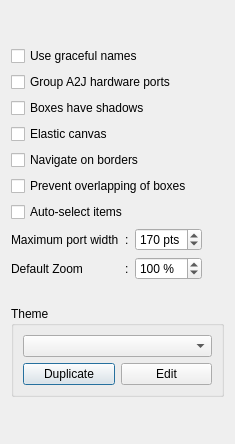
First picture: the form in resources/ui/canvas_options.ui, repository Houston4444/HoustonPatchbay, before the edit.
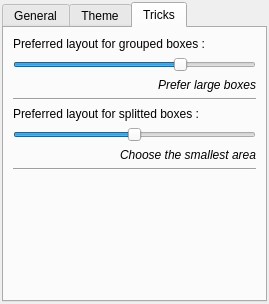
Second picture: the form after the edit. Icons and pictures are not drawn.

Commit message: prepare new option for box auto layout

Patch:
```diff
--- a/resources/ui/canvas_options.ui
+++ b/resources/ui/canvas_options.ui
@@ -6,29 +6,41 @@
    <rect>
     <x>0</x>
     <y>0</y>
-    <width>235</width>
-    <height>444</height>
+    <width>269</width>
+    <height>304</height>
    </rect>
   </property>
   <property name="windowTitle">
    <string>Canvas Options</string>
   </property>
   <layout class="QVBoxLayout" name="verticalLayout_2">
+   <property name="leftMargin">
+    <number>2</number>
+   </property>
+   <property name="topMargin">
+    <number>2</number>
+   </property>
+   <property name="rightMargin">
+    <number>2</number>
+   </property>
+   <property name="bottomMargin">
+    <number>2</number>
+   </property>
    <item>
     <layout class="QVBoxLayout" name="verticalLayout">
+     <property name="spacing">
+      <number>0</number>
+     </property>
      <item>
-      <spacer name="verticalSpacer_2">
-       <property name="orientation">
-        <enum>Qt::Vertical</enum>
+      <widget class="QTabWidget" name="tabWidget">
+       <property name="currentIndex">
+        <number>2</number>
        </property>
-       <property name="sizeHint" stdset="0">
-        <size>
-         <width>20</width>
-         <height>40</height>
-        </size>
-       </property>
-      </spacer>
-     </item>
+       <widget class="QWidget" name="General">
+        <attribute name="title">
+         <string>General</string>
+        </attribute>
+        <layout class="QVBoxLayout" name="verticalLayout_4">
      <item>
       <widget class="QCheckBox" name="checkBoxGracefulNames">
        <property name="toolTip">
@@ -42,14 +54,14 @@
      <item>
       <widget class="QCheckBox" name="checkBoxA2J">
        <property name="text">
-        <string>Group A2J hardware ports</string>
+            <string>Group MIDI hardware ports</string>
        </property>
       </widget>
      </item>
      <item>
-      <widget class="QCheckBox" name="checkBoxShadows">
-       <property name="text">
-        <string>Boxes have shadows</string>
+          <widget class="Line" name="line">
+           <property name="orientation">
+            <enum>Qt::Horizontal</enum>
        </property>
       </widget>
      </item>
@@ -180,28 +192,25 @@
       </layout>
      </item>
      <item>
-      <layout class="QHBoxLayout" name="horizontalLayout_2">
-       <item>
-        <spacer name="horizontalSpacer">
+          <spacer name="verticalSpacer">
          <property name="orientation">
-          <enum>Qt::Horizontal</enum>
+            <enum>Qt::Vertical</enum>
          </property>
          <property name="sizeHint" stdset="0">
           <size>
-           <width>40</width>
-           <height>20</height>
+             <width>20</width>
+             <height>40</height>
           </size>
          </property>
         </spacer>
        </item>
       </layout>
-     </item>
-     <item>
-      <widget class="QGroupBox" name="groupBox">
-       <property name="title">
+       </widget>
+       <widget class="QWidget" name="Theme">
+        <attribute name="title">
         <string>Theme</string>
-       </property>
-       <layout class="QVBoxLayout" name="verticalLayout_3">
+        </attribute>
+        <layout class="QVBoxLayout" name="verticalLayout_5">
         <item>
          <widget class="QComboBox" name="comboBoxTheme"/>
         </item>
@@ -234,12 +243,120 @@
           </item>
          </layout>
         </item>
-       </layout>
-      </widget>
+         <item>
+          <widget class="QCheckBox" name="checkBoxShadows">
+           <property name="text">
+            <string>Boxes have shadows</string>
+           </property>
+          </widget>
+         </item>
+         <item>
+          <spacer name="verticalSpacer_3">
+           <property name="orientation">
+            <enum>Qt::Vertical</enum>
+           </property>
+           <property name="sizeHint" stdset="0">
+            <size>
+             <width>20</width>
+             <height>40</height>
+            </size>
+           </property>
+          </spacer>
+         </item>
+        </layout>
+       </widget>
+       <widget class="QWidget" name="Tricks">
+        <attribute name="title">
+         <string>Tricks</string>
+        </attribute>
+        <layout class="QVBoxLayout" name="verticalLayout_3">
+         <item>
+          <widget class="QLabel" name="label_5">
+           <property name="text">
+            <string>Preferred layout for grouped boxes :</string>
+           </property>
+          </widget>
      </item>
      <item>
-      <spacer name="verticalSpacer">
+          <widget class="QSlider" name="sliderLayoutGrouped">
+           <property name="maximum">
+            <number>10</number>
+           </property>
+           <property name="value">
+            <number>7</number>
+           </property>
        <property name="orientation">
+            <enum>Qt::Horizontal</enum>
+           </property>
+          </widget>
+         </item>
+         <item>
+          <widget class="QLabel" name="label_7">
+           <property name="font">
+            <font>
+             <italic>true</italic>
+            </font>
+           </property>
+           <property name="text">
+            <string>Prefer large boxes</string>
+           </property>
+           <property name="alignment">
+            <set>Qt::AlignRight|Qt::AlignTrailing|Qt::AlignVCenter</set>
+           </property>
+          </widget>
+         </item>
+         <item>
+          <widget class="Line" name="line_2">
+           <property name="orientation">
+            <enum>Qt::Horizontal</enum>
+           </property>
+          </widget>
+         </item>
+         <item>
+          <widget class="QLabel" name="label_6">
+           <property name="text">
+            <string>Preferred layout for splitted boxes :</string>
+           </property>
+          </widget>
+         </item>
+         <item>
+          <widget class="QSlider" name="sliderLayoutSplitted">
+           <property name="maximum">
+            <number>10</number>
+           </property>
+           <property name="value">
+            <number>5</number>
+           </property>
+           <property name="orientation">
+            <enum>Qt::Horizontal</enum>
+           </property>
+          </widget>
+         </item>
+         <item>
+          <widget class="QLabel" name="label_8">
+           <property name="font">
+            <font>
+             <italic>true</italic>
+            </font>
+           </property>
+           <property name="text">
+            <string>Choose the smallest area</string>
+           </property>
+           <property name="alignment">
+            <set>Qt::AlignRight|Qt::AlignTrailing|Qt::AlignVCenter</set>
+           </property>
+          </widget>
+         </item>
+         <item>
+          <widget class="Line" name="line_3">
+           <property name="orientation">
+            <enum>Qt::Horizontal</enum>
+           </property>
+          </widget>
+         </item>
+         <item>
+          <spacer name="verticalSpacer_2">
+           <property name="orientation">
         <enum>Qt::Vertical</enum>
        </property>
        <property name="sizeHint" stdset="0">
@@ -249,6 +366,17 @@
         </size>
        </property>
       </spacer>
+         </item>
+        </layout>
+       </widget>
+      </widget>
+     </item>
+     <item>
+      <layout class="QHBoxLayout" name="horizontalLayout_2">
+       <property name="spacing">
+        <number>0</number>
+       </property>
+      </layout>
      </item>
     </layout>
    </item>
```
Left out of the diff: 4 changed lines with no effect on the pictures. Lines whose indentation alone changed are shown as unchanged.
